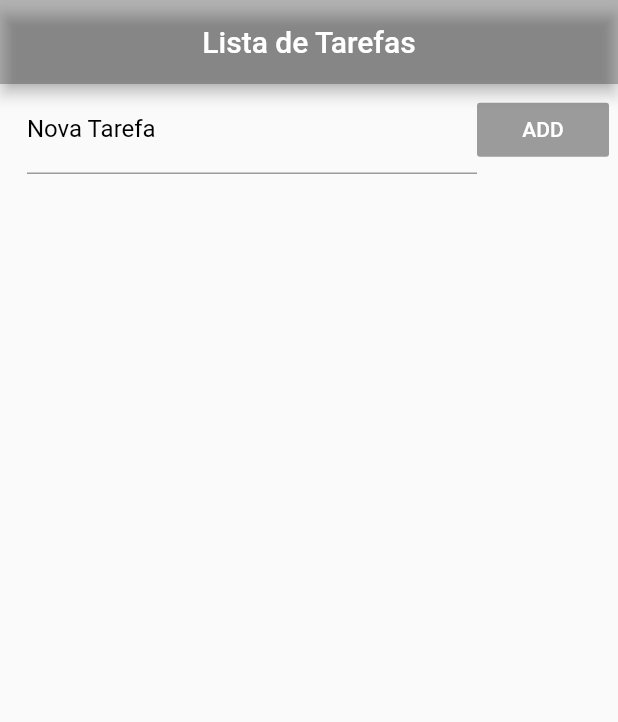
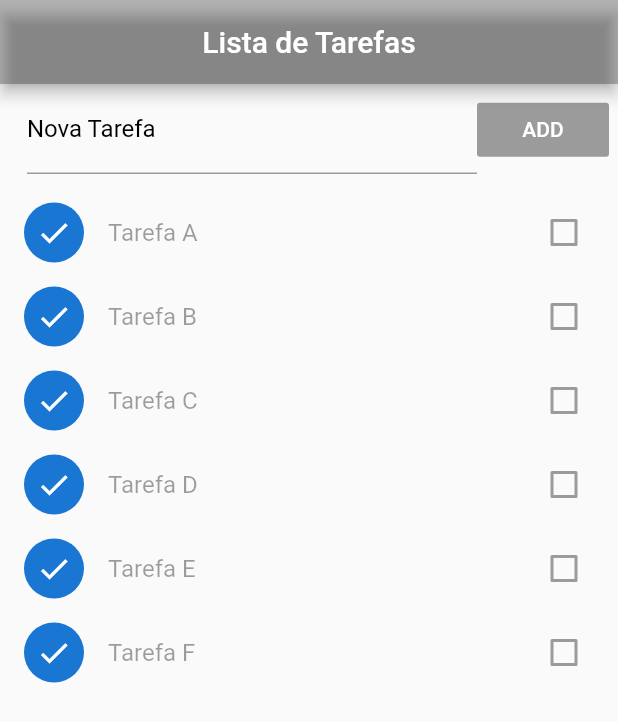
Before and after one commit to faugustus17/lista_tarefas, a Flutter app: the screen it shows after launch, on a phone screen of 412 x 824 dp. Shown: the top 722 px of the screen. Run offline on Flutter 3.47's test engine with Material 2 defaults, Android fonts, the phone set to English and light mode, and no system bars.

Commit message:
Melhorando o Layout com checkbox

```diff
--- a/lib/main.dart
+++ b/lib/main.dart
@@ -17,7 +17,11 @@ class Home extends StatefulWidget{
 
 class _HomeState extends State<Home>{
 
-  List _toDoList = [];
+  List _toDoList = [
+    "Tarefa A", "Tarefa B",
+    "Tarefa C", "Tarefa D",
+    "Tarefa E", "Tarefa F",
+  ];
 
   //Obter dados
   Future<String> _readData() async{
@@ -82,10 +86,28 @@ class _HomeState extends State<Home>{
       child: row,
     );
 
+    //Configurando a lista de tarefas
+    ListView listViewTarefas = ListView.builder(
+      padding: EdgeInsets.only(top: 10.0),
+      itemCount: _toDoList.length,
+      itemBuilder: (context, index){
+        return CheckboxListTile(
+          title: Text(_toDoList[index]),
+          value: false,
+          secondary: CircleAvatar(
+            child: Icon(Icons.check),
+          ),
+        );
+      },
+    );
+
     //Configurando as colunas
     Column column = Column(
       children: <Widget>[
-        containerTop
+        containerTop,
+        Expanded(
+          child: listViewTarefas,
+        )
       ],
     );
 
```
